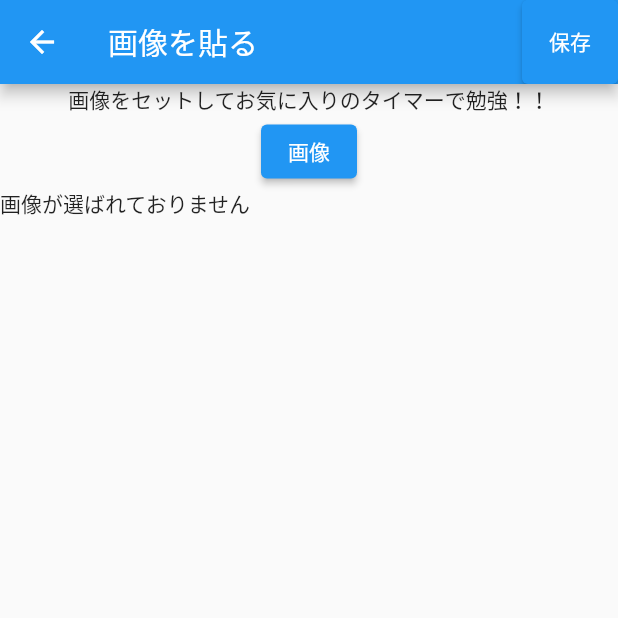
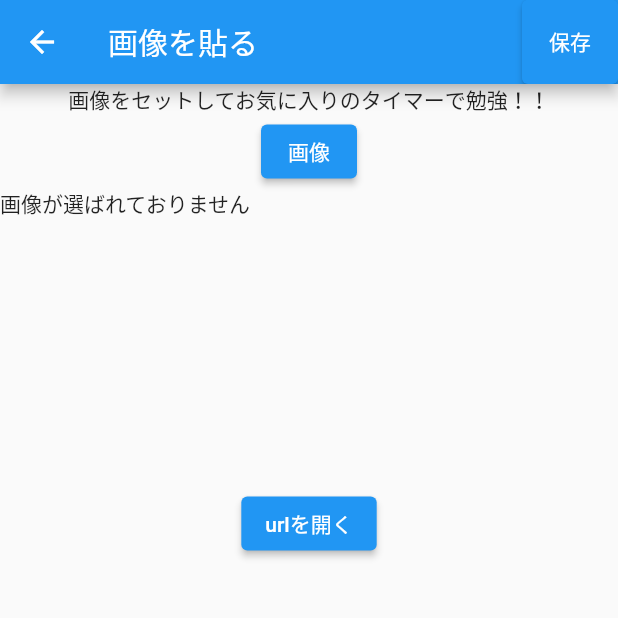
Before and after one commit to tomoki1590/timer_app, a Flutter app: the ImagePage screen opened directly, on a phone screen of 412 x 824 dp, the top half of it. Run offline on Flutter 3.47's test engine with Material 2 defaults, Android fonts, the phone set to English and light mode, and no system bars; our stand-ins replace flutter_local_notifications, flutter_speed_dial, image_picker, stop_watch_timer, timezone; missing offline and left inert: flutter_picker, flutter_ringtone_player.

Commit message:
Youtube閲覧

```diff
--- a/lib/image.dart
+++ b/lib/image.dart
@@ -1,6 +1,7 @@
 import 'package:flutter/material.dart';
 import 'dart:io';
 import 'package:image_picker/image_picker.dart';
+import 'package:url_launcher/url_launcher.dart';
 
 class ImagePage extends StatefulWidget {
   const ImagePage({Key? key}) : super(key: key);
@@ -52,14 +53,25 @@ class _ImagePageState extends State<ImagePage> {
               child: const Text('画像')),
           Row(
             children: [
-                            Container(
+              SizedBox(
                 height: 200,
                 width: 300,
                 child: image == null
-                                  ? Text('画像が選ばれておりません')
+                    ? const Text('画像が選ばれておりません')
                     : Image.file(image!),
               ),
             ],
+          ),
+          ElevatedButton(
+            onPressed: () async {
+              final url = Uri.parse('https://www.Youtube.com');
+              if (await canLaunchUrl(url)) {
+                launchUrl(url);
+              } else {
+                print("この$urlはできないよ");
+              }
+            },
+            child: const Text('urlを開く'),
           ),
         ],
       ),
--- a/pubspec.yaml
+++ b/pubspec.yaml
@@ -45,6 +45,9 @@ dependencies:
   timezone: ^0.9.0
   flutter_app_badger: ^1.5.0
   flutter_native_timezone: ^2.0.0
+  stop_watch_timer: ^2.0.0
+  webview_flutter: ^3.0.4
+  url_launcher: ^6.1.6
 
 dev_dependencies:
   flutter_test:
```
Also changed, not shown: lib/timer_test.dart (added, +53 -0 lines), pubspec.lock, 3 other files. Lines whose indentation alone changed are shown as unchanged.
